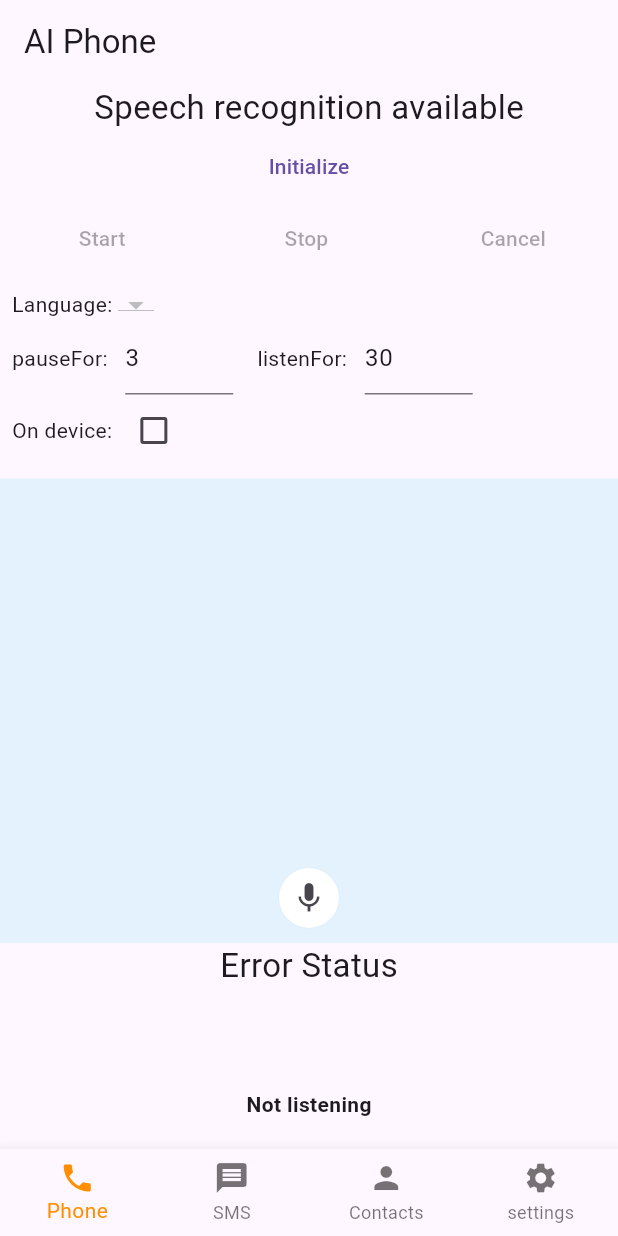
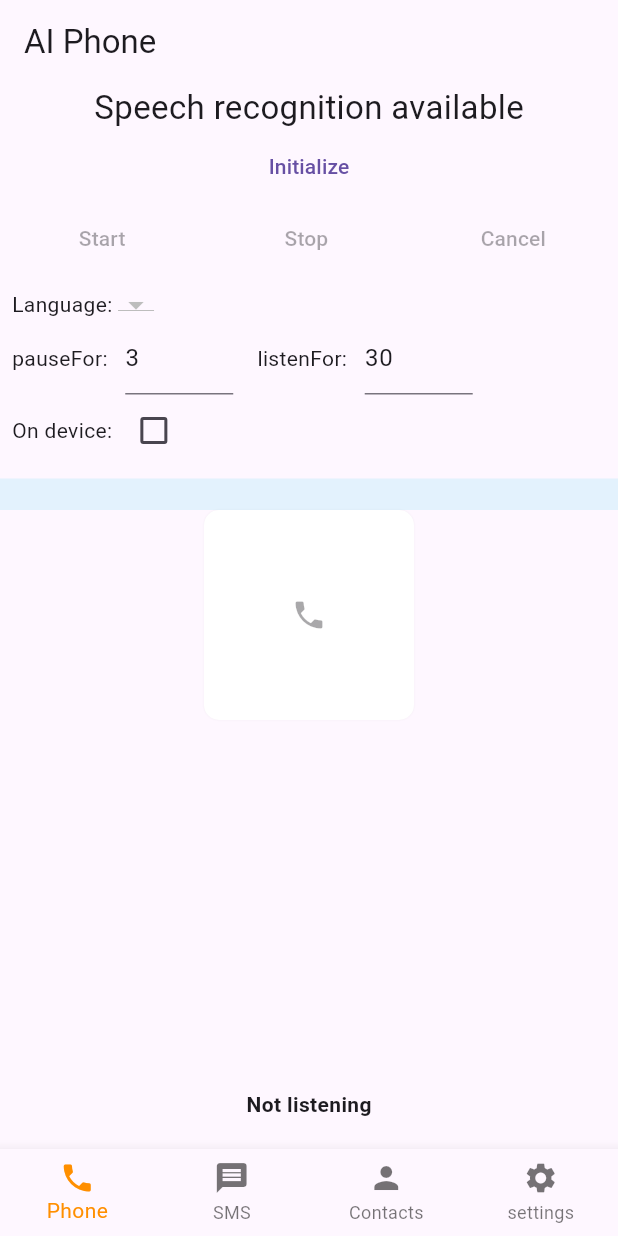
Before and after one commit to odrevet/ai_phone, a Flutter app: the screen it shows after launch, on a phone screen of 412 x 824 dp. Run offline on Flutter 3.47's test engine with Material 3 defaults, Android fonts, the phone set to English and light mode, and no system bars; our stand-ins replace audioplayers, flutter_chat_bubble, shared_preferences, speech_to_text.

Commit message:
wip phone view

```diff
--- a/lib/widgets/phone_view.dart
+++ b/lib/widgets/phone_view.dart
@@ -63,9 +63,32 @@ class _PhoneViewState extends State<PhoneView> {
             ),
           ],
         ),
-        Expanded(
-          flex: 4,
-          child: RecognitionResultsWidget(lastWords: lastWords, level: level),
+        Container(
+          color: Theme.of(context).secondaryHeaderColor,
+          child: Center(
+            child: Text(
+              lastWords,
+              textAlign: TextAlign.center,
+            ),
+          ),
+        ),
+        Container(
+          width: 140, height: 140,
+          alignment: Alignment.center,
+          decoration: BoxDecoration(
+            boxShadow: [
+              BoxShadow(
+                  blurRadius: .26,
+                  spreadRadius: level * 1.5,
+                  color: Colors.black.withOpacity(.05))
+            ],
+            color: Colors.white,
+            borderRadius: const BorderRadius.all(Radius.circular(10)),
+          ),
+          child: IconButton(
+            icon: const Icon(Icons.phone),
+            onPressed: !_hasSpeech || speech.isListening ? null : startListening,
+          ),
         ),
         Expanded(
           flex: 1,
@@ -219,66 +242,6 @@ class _PhoneViewState extends State<PhoneView> {
   }
 }
 
-/// Displays the most recently recognized words and the sound level.
-class RecognitionResultsWidget extends StatelessWidget {
-  const RecognitionResultsWidget({
-    Key? key,
-    required this.lastWords,
-    required this.level,
-  }) : super(key: key);
-
-  final String lastWords;
-  final double level;
-
-  @override
-  Widget build(BuildContext context) {
-    return Column(
-      children: <Widget>[
-        Expanded(
-          child: Stack(
-            children: <Widget>[
-              Container(
-                color: Theme.of(context).secondaryHeaderColor,
-                child: Center(
-                  child: Text(
-                    lastWords,
-                    textAlign: TextAlign.center,
-                  ),
-                ),
-              ),
-              Positioned.fill(
-                bottom: 10,
-                child: Align(
-                  alignment: Alignment.bottomCenter,
-                  child: Container(
-                    width: 40,
-                    height: 40,
-                    alignment: Alignment.center,
-                    decoration: BoxDecoration(
-                      boxShadow: [
-                        BoxShadow(
-                            blurRadius: .26,
-                            spreadRadius: level * 1.5,
-                            color: Colors.black.withOpacity(.05))
-                      ],
-                      color: Colors.white,
-                      borderRadius: const BorderRadius.all(Radius.circular(50)),
-                    ),
-                    child: IconButton(
-                      icon: const Icon(Icons.mic),
-                      onPressed: () {},
-                    ),
-                  ),
-                ),
-              ),
-            ],
-          ),
-        ),
-      ],
-    );
-  }
-}
-
 class HeaderWidget extends StatelessWidget {
   const HeaderWidget({
     Key? key,
@@ -309,12 +272,6 @@ class ErrorWidget extends StatelessWidget {
   Widget build(BuildContext context) {
     return Column(
       children: <Widget>[
-        const Center(
-          child: Text(
-            'Error Status',
-            style: TextStyle(fontSize: 22.0),
-          ),
-        ),
         Center(
           child: SelectableText(lastError),
         ),
```
